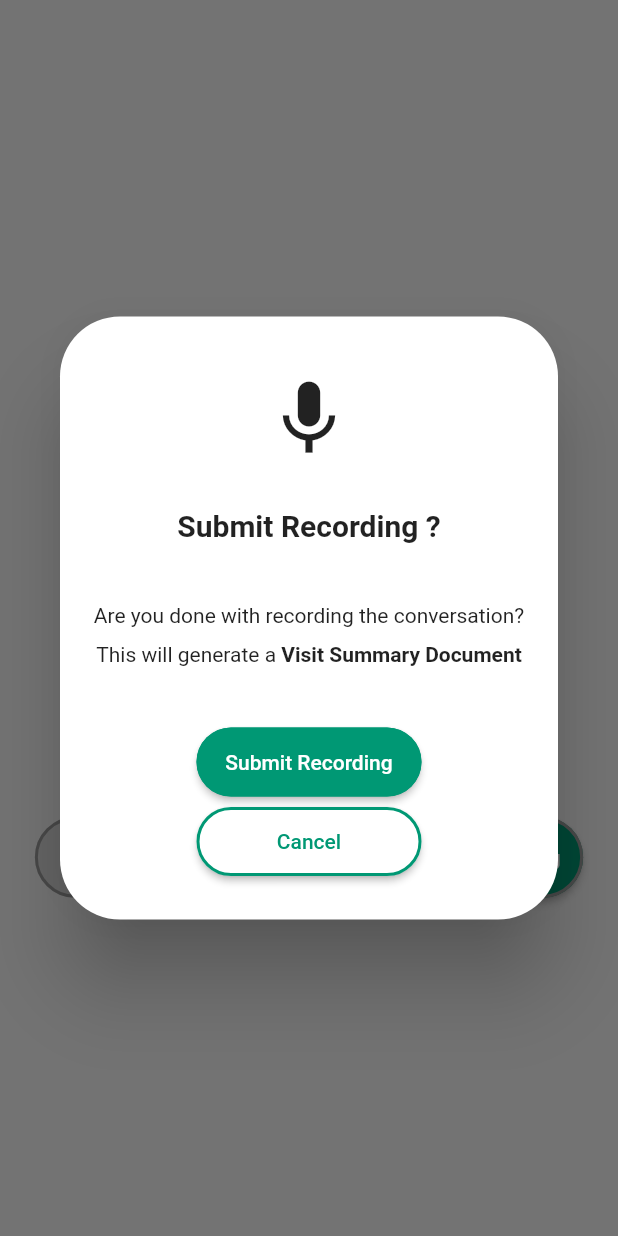
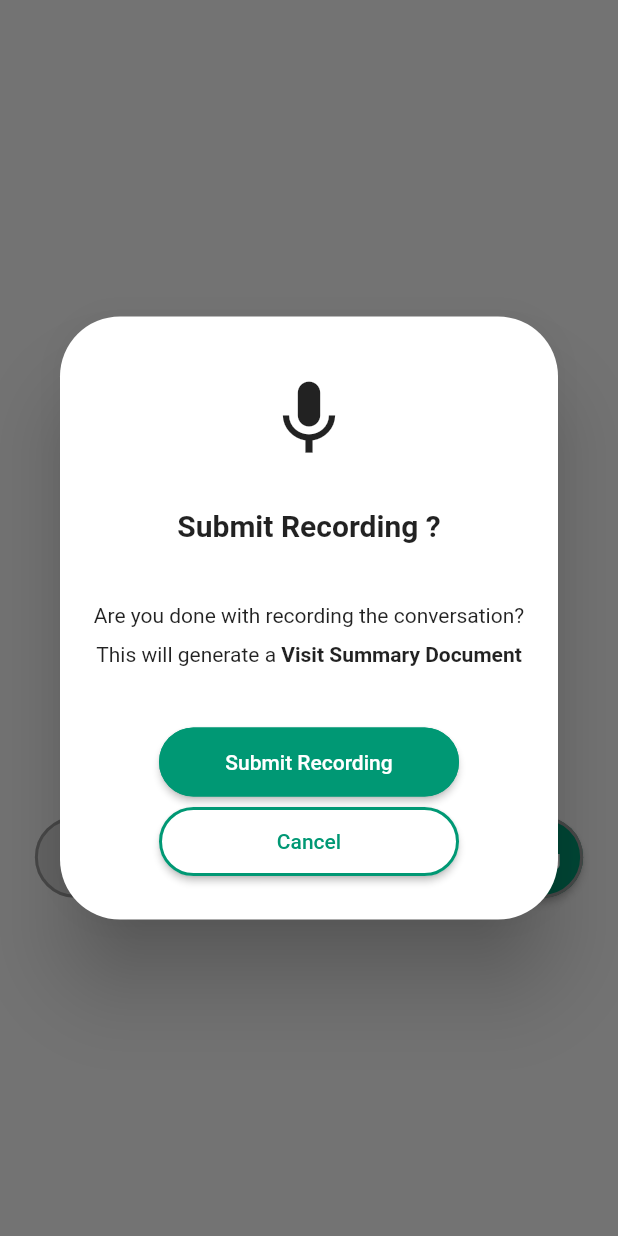
Before and after one commit to rohansolse/recorder_poc, a Flutter app: the screen it shows after launch, after a tap on "Submit Recording", on a phone screen of 412 x 824 dp. Run offline on Flutter 3.47's test engine with Material 2 defaults, Android fonts, the phone set to English and light mode, and no system bars; our stand-ins replace audioplayers; missing offline and left inert: record; statements that could not run were skipped.

Commit message:
constants and button size done

```diff
--- a/lib/audio_recorder.dart
+++ b/lib/audio_recorder.dart
@@ -154,7 +154,7 @@ class _AudioRecorderState extends State<AudioRecorder> {
                                       const SizedBox(height: 30),
                                       const Center(
                                         child: Text(
-                                          RecorderConstants.submitRecoringWithQuestion,
+                                          RecorderConstants.submitRecordingWithQuestion,
                                           style: TextStyle(
                                             fontSize: 20,
                                             fontWeight: FontWeight.bold,
@@ -185,7 +185,7 @@ class _AudioRecorderState extends State<AudioRecorder> {
                                       Column(
                                         children: [
                                           SizedBox(
-                                            width: 150,
+                                            width: 200,
                                             child: ElevatedButton(
                                               onPressed: () {},
                                               style: ElevatedButton.styleFrom(
@@ -201,7 +201,7 @@ class _AudioRecorderState extends State<AudioRecorder> {
                                           ),
                                           const SizedBox(height: 5),
                                           SizedBox(
-                                            width: 150,
+                                            width: 200,
                                             child: ElevatedButton(
                                               onPressed: () {},
                                               style: ElevatedButton.styleFrom(
--- a/lib/constants.dart
+++ b/lib/constants.dart
@@ -5,9 +5,11 @@ class RecorderConstants {
   static const scondaryColor = Color.fromRGBO(158, 158, 158, 1);
   static const cancelRecording = 'Cancel Recording';
   static const submitRecoring = 'Submit Recording';
-  static const submitRecoringWithQuestion = 'Submit Recording ?';
+  static const submitRecordingWithQuestion = 'Submit Recording ?';
   static const cancel = 'Cancel';
   static const visitSummaryDocument = 'Visit Summary Document';
   static const thisWillGenerate = 'This will generate a ';
   static const areYouDone = 'Are you done with recording the conversation?';
+  static const fontFamilyArchivo = 'Archivo';
+  static const fontFamilyRoboto = 'Roboto';
 }
```
